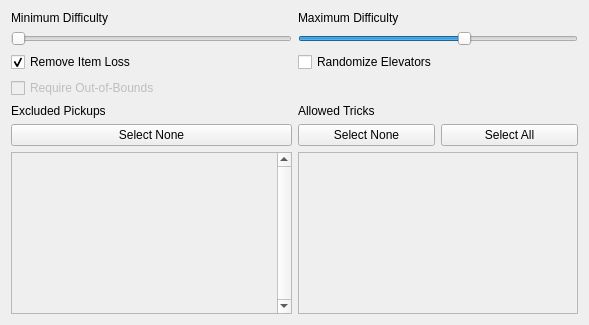
Qt form randovania/gui/randomize_window.ui (randovania/randovania) before a commit.
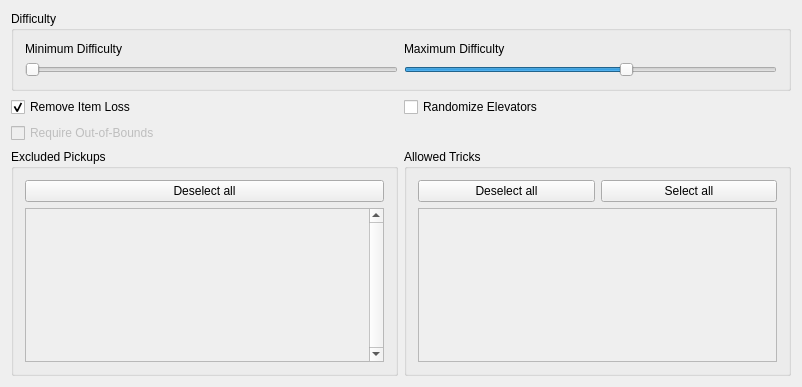
The same form after that commit.

Commit message: Progress towards a professional interface

```diff
--- a/randovania/gui/randomize_window.ui
+++ b/randovania/gui/randomize_window.ui
@@ -6,8 +6,8 @@
    <rect>
     <x>0</x>
     <y>0</y>
-    <width>589</width>
-    <height>325</height>
+    <width>802</width>
+    <height>387</height>
    </rect>
   </property>
   <property name="windowTitle">
@@ -36,16 +36,6 @@
         </property>
        </widget>
       </item>
-      <item row="1" column="0">
-       <widget class="QSlider" name="minimumDifficulty">
-        <property name="maximum">
-         <number>5</number>
-        </property>
-        <property name="orientation">
-         <enum>Qt::Horizontal</enum>
-        </property>
-       </widget>
-      </item>
       <item row="2" column="1">
        <widget class="QCheckBox" name="randomizeElevators">
         <property name="text">
@@ -69,56 +59,20 @@
         </property>
        </widget>
       </item>
-      <item row="6" column="1">
-       <widget class="QScrollArea" name="tricksScrollArea">
-        <property name="widgetResizable">
-         <bool>true</bool>
-        </property>
-        <widget class="QWidget" name="tricksContents">
-         <property name="geometry">
-          <rect>
-           <x>0</x>
-           <y>0</y>
-           <width>279</width>
-           <height>139</height>
-          </rect>
-         </property>
-         <layout class="QVBoxLayout" name="verticalLayout_5">
-          <item>
-           <layout class="QVBoxLayout" name="tricksContentLayout"/>
-          </item>
-         </layout>
-        </widget>
-       </widget>
-      </item>
-      <item row="4" column="1">
-       <widget class="QLabel" name="tricksLabel">
-        <property name="text">
-         <string>Allowed Tricks</string>
-        </property>
-       </widget>
-      </item>
-      <item row="4" column="0">
-       <widget class="QLabel" name="excludedItemsLabel">
-        <property name="text">
+      <item row="5" column="0">
+       <widget class="QGroupBox" name="excludedPickupsBox">
+        <property name="title">
          <string>Excluded Pickups</string>
         </property>
-       </widget>
-      </item>
-      <item row="1" column="1">
-       <widget class="QSlider" name="maximumDifficulty">
-        <property name="maximum">
-         <number>5</number>
-        </property>
-        <property name="value">
-         <number>3</number>
-        </property>
-        <property name="orientation">
-         <enum>Qt::Horizontal</enum>
-        </property>
-       </widget>
-      </item>
-      <item row="6" column="0">
+        <layout class="QGridLayout" name="gridLayout_4">
+         <item row="0" column="0">
+          <widget class="QPushButton" name="clearExcludedPickups">
+           <property name="text">
+            <string>Deselect all</string>
+           </property>
+          </widget>
+         </item>
+         <item row="1" column="0">
        <widget class="QScrollArea" name="excludedItemsScrollArea">
         <property name="verticalScrollBarPolicy">
          <enum>Qt::ScrollBarAlwaysOn</enum>
@@ -134,8 +88,8 @@
           <rect>
            <x>0</x>
            <y>0</y>
-           <width>263</width>
-           <height>139</height>
+              <width>349</width>
+              <height>156</height>
           </rect>
          </property>
          <layout class="QVBoxLayout" name="verticalLayout_2">
@@ -146,43 +100,108 @@
         </widget>
        </widget>
       </item>
-      <item row="0" column="1">
-       <widget class="QLabel" name="maximumDifficultyLabel">
-        <property name="text">
-         <string>Maximum Difficulty</string>
-        </property>
-       </widget>
-      </item>
-      <item row="0" column="0">
-       <widget class="QLabel" name="minimumDifficultyLabel">
-        <property name="text">
-         <string>Minimum Difficulty</string>
-        </property>
+        </layout>
        </widget>
       </item>
       <item row="5" column="1">
+       <widget class="QGroupBox" name="allowedTricksBox">
+        <property name="title">
+         <string>Allowed Tricks</string>
+        </property>
+        <layout class="QGridLayout" name="gridLayout_5">
+         <item row="0" column="0">
        <layout class="QHBoxLayout" name="horizontalLayout">
         <item>
          <widget class="QPushButton" name="selectNoTricks">
           <property name="text">
-           <string>Select None</string>
+              <string>Deselect all</string>
           </property>
          </widget>
         </item>
         <item>
          <widget class="QPushButton" name="selectAllTricks">
           <property name="text">
-           <string>Select All</string>
+              <string>Select all</string>
           </property>
          </widget>
         </item>
        </layout>
       </item>
-      <item row="5" column="0">
-       <widget class="QPushButton" name="clearExcludedPickups">
+         <item row="1" column="0">
+          <widget class="QScrollArea" name="tricksScrollArea">
+           <property name="widgetResizable">
+            <bool>true</bool>
+           </property>
+           <widget class="QWidget" name="tricksContents">
+            <property name="geometry">
+             <rect>
+              <x>0</x>
+              <y>0</y>
+              <width>366</width>
+              <height>154</height>
+             </rect>
+            </property>
+            <layout class="QVBoxLayout" name="verticalLayout_5">
+             <item>
+              <layout class="QVBoxLayout" name="tricksContentLayout"/>
+             </item>
+            </layout>
+           </widget>
+          </widget>
+         </item>
+        </layout>
+       </widget>
+      </item>
+      <item row="1" column="0" colspan="2">
+       <widget class="QGroupBox" name="difficultyBox">
+        <property name="title">
+         <string>Difficulty</string>
+        </property>
+        <property name="flat">
+         <bool>false</bool>
+        </property>
+        <property name="checkable">
+         <bool>false</bool>
+        </property>
+        <layout class="QGridLayout" name="gridLayout_6">
+         <item row="0" column="0">
+          <widget class="QLabel" name="minimumDifficultyLabel">
         <property name="text">
-         <string>Select None</string>
-        </property>
+            <string>Minimum Difficulty</string>
+           </property>
+          </widget>
+         </item>
+         <item row="0" column="1">
+          <widget class="QLabel" name="maximumDifficultyLabel">
+           <property name="text">
+            <string>Maximum Difficulty</string>
+           </property>
+          </widget>
+         </item>
+         <item row="1" column="0">
+          <widget class="QSlider" name="minimumDifficulty">
+           <property name="maximum">
+            <number>5</number>
+           </property>
+           <property name="orientation">
+            <enum>Qt::Horizontal</enum>
+           </property>
+          </widget>
+         </item>
+         <item row="1" column="1">
+          <widget class="QSlider" name="maximumDifficulty">
+           <property name="maximum">
+            <number>5</number>
+           </property>
+           <property name="value">
+            <number>3</number>
+           </property>
+           <property name="orientation">
+            <enum>Qt::Horizontal</enum>
+           </property>
+          </widget>
+         </item>
+        </layout>
        </widget>
       </item>
      </layout>
```
Left out of the diff: 2 changed lines with no effect on the pictures. Lines whose indentation alone changed are shown as unchanged. The commit also changes 6 other files.
